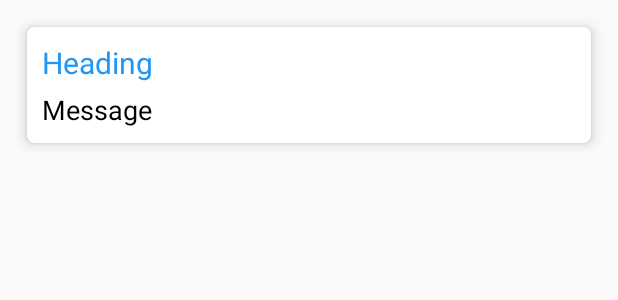
After one commit to bh4nut3j4/JB-Transport, an Android app: the layout notifications_model.xml on its own in the app's theme, with its tools: preview values and no code run, on a phone screen of 412 x 824 dp. The commit adds this screen. Shown: the top 300 px of the screen. Run offline under Robolectric (Android 15) with nearby library versions, the phone set to English and light mode, and no system bars.

Commit message:
Added Notifications

```diff
--- a/app/src/main/AndroidManifest.xml
+++ b/app/src/main/AndroidManifest.xml
@@ -75,7 +75,9 @@
             android:name=".ui.activities.RouteFullDetails"
             android:parentActivityName=".ui.activities.AllRoutes"
             android:screenOrientation="portrait" />
-        <activity android:name=".ui.activities.Scanner"></activity>
+        <activity android:name=".ui.activities.Scanner" />
+        <activity android:name=".ui.activities.Complaints" />
+        <activity android:name=".ui.activities.Notifications"></activity>
     </application>
 
 </manifest>
--- a/app/src/main/java/in/errorlabs/jbtransport/ui/adapters/RouteSelectAdapter.java
+++ b/app/src/main/java/in/errorlabs/jbtransport/ui/adapters/RouteSelectAdapter.java
@@ -94,7 +94,6 @@ public class RouteSelectAdapter extends RecyclerView.Adapter<RouteSelectAdapter.
                     public void onClick(DialogInterface dialog, int which) {
                         String routeNumber = holder.routeNumber.getText().toString();
                         String fcmRouteId = holder.fcmRouteID.getText().toString();
-                        Toast.makeText(context,routeNumber+fcmRouteId,Toast.LENGTH_SHORT).show();
                         if (routeNumber.length()>0&&fcmRouteId.length()>0){
                             sharedPrefs.setSelectedRouteNumber(routeNumber);
                             sharedPrefs.setSelectedRouteFcmID(fcmRouteId);
--- a/app/src/main/java/in/errorlabs/jbtransport/utils/Constants.java
+++ b/app/src/main/java/in/errorlabs/jbtransport/utils/Constants.java
@@ -14,6 +14,7 @@ public class Constants {
     public static final String RouteGetDetailsById=BaseURL+"getDetailsByRoute.php";
     public static final String Coordinates=BaseURL+"getCoordinatesById.php";
     public static final String SearchByName=BaseURL+"searchByName.php";
+    public static final String NotificationURL=BaseURL+"notifications.php";
     public static final String AreaName="AreaName";
     public static final String RouteAllDetails=BaseURL+"getAllRoutes.php";
     public static final String GmapsDirectionsBaseURL="https://maps.googleapis.com/maps/api/directions/";
--- a/app/src/main/res/layout/activity_scanner.xml
+++ b/app/src/main/res/layout/activity_complaints.xml
@@ -4,6 +4,6 @@
     xmlns:tools="http://schemas.android.com/tools"
     android:layout_width="match_parent"
     android:layout_height="match_parent"
-    tools:context="in.errorlabs.jbtransport.ui.activities.Scanner">
+    tools:context="in.errorlabs.jbtransport.ui.activities.Complaints">
 
 </android.support.constraint.ConstraintLayout>
--- /dev/null
+++ b/app/src/main/res/layout/notifications_model.xml
@@ -0,0 +1,42 @@
+<?xml version="1.0" encoding="utf-8"?>
+<RelativeLayout xmlns:android="http://schemas.android.com/apk/res/android"
+    xmlns:app="http://schemas.android.com/apk/res-auto"
+    xmlns:tools="http://schemas.android.com/tools"
+    android:orientation="vertical"
+    android:layout_width="wrap_content"
+    android:layout_height="wrap_content"
+    android:padding="8dp">
+
+    <RelativeLayout
+        android:layout_width="wrap_content"
+        android:layout_height="wrap_content">
+        <android.support.v7.widget.CardView
+            android:layout_width="match_parent"
+            android:layout_height="wrap_content"
+            android:layout_margin="10dp"
+            app:cardCornerRadius="5dp"
+            app:cardElevation="5dp">
+            <LinearLayout
+                android:layout_width="match_parent"
+                android:layout_height="wrap_content"
+                android:orientation="vertical"
+                android:layout_margin="10dp">
+                <TextView
+                    android:layout_width="match_parent"
+                    android:layout_height="wrap_content"
+                    android:id="@+id/notification_heading"
+                    tools:text="Heading"
+                    android:textColor="@color/blue"
+                    android:textSize="20sp"/>
+                <TextView
+                    android:layout_width="match_parent"
+                    android:layout_height="wrap_content"
+                    android:id="@+id/notifiaction_message"
+                    tools:text="Message"
+                    android:layout_marginTop="5dp"
+                    android:textSize="18sp"
+                    android:textColor="@color/black"/>
+            </LinearLayout>
+        </android.support.v7.widget.CardView>
+    </RelativeLayout>
+</RelativeLayout>
--- a/app/src/main/res/values/strings.xml
+++ b/app/src/main/res/values/strings.xml
@@ -101,6 +101,10 @@
     <string name="searcherrorselecting">SearchErrorSelecting</string>
     <string name="aboutus">About Us</string>
     <string name="OK">OK</string>
+    <string name="retry">Retry</string>
+    <string name="Notifications">Notifications</string>
+    <string name="heading">Heading</string>
+    <string name="message">Message</string>
 
     <!-- TODO: Remove or change this placeholder text -->
 </resources>
```
Also changed, not shown: app/src/main/java/in/errorlabs/jbtransport/ui/activities/Complaints.java (added, +17 -0 lines), app/src/main/java/in/errorlabs/jbtransport/ui/activities/Notifications.java (added, +142 -0 lines), app/src/main/java/in/errorlabs/jbtransport/ui/activities/Scanner.java (+9 -9 lines), app/src/main/java/in/errorlabs/jbtransport/ui/adapters/NotificationAdapter.java (added, +65 -0 lines), app/src/main/java/in/errorlabs/jbtransport/ui/models/NotificationModel.java (added, +69 -0 lines), app/src/main/res/layout/activity_notifications.xml (added, +15 -0 lines).
